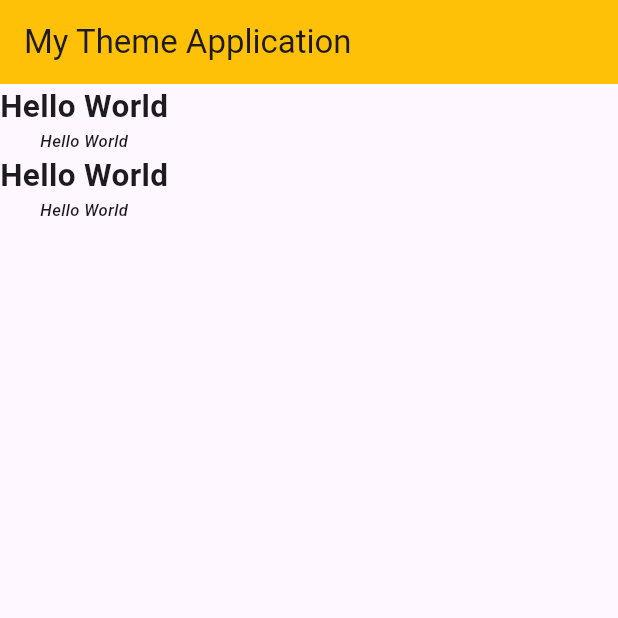
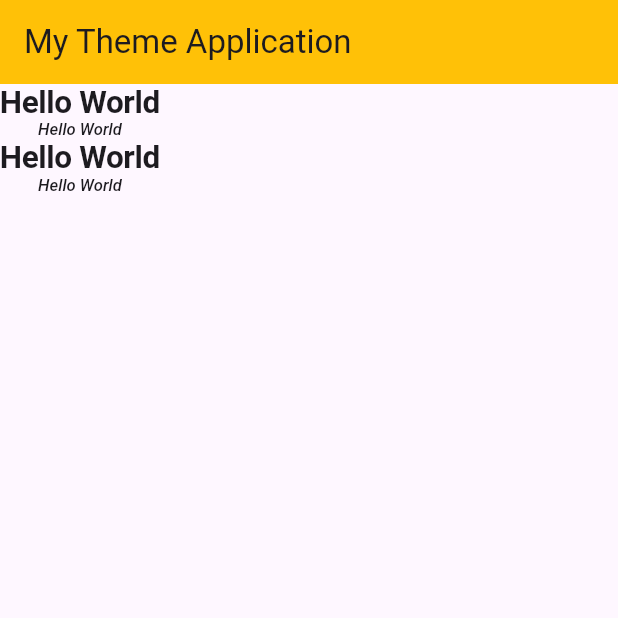
Before and after one commit to meetshaheer/Flutter-Modern-E-commerce-UI, a Flutter app: the screen it shows after launch, on a phone screen of 412 x 824 dp, the top half of it. Run offline on Flutter 3.47's test engine with Material 3 defaults, Android fonts, the phone set to English and light mode, and no system bars.

Commit message:
apply text styling using texttheme under themedata

```diff
--- a/cartzy/lib/main.dart
+++ b/cartzy/lib/main.dart
@@ -10,10 +10,21 @@
   @override
   Widget build(BuildContext context) {
     return MaterialApp(
+      home: myapp(),
       themeMode: ThemeMode.system,
-      theme: ThemeData(),
-      darkTheme: ThemeData(),
-      home: myapp(),
+      theme: ThemeData(
+        textTheme: const TextTheme(
+          displayLarge: TextStyle(
+            fontSize: 21,
+            fontWeight: FontWeight.bold,
+          ),
+          displayMedium: TextStyle(
+            fontSize: 11,
+            fontWeight: FontWeight.w500,
+            fontStyle: FontStyle.italic,
+          ),
+        ),
+      ),
     );
   }
 }
@@ -28,29 +39,23 @@
         backgroundColor: Colors.amber,
         title: Text("My Theme Application"),
       ),
-      body: const Column(
+      body: Column(
         children: [
           Text(
             "Hello World",
-            style: TextStyle(fontSize: 21, fontWeight: FontWeight.bold),
+            style: Theme.of(context).textTheme.displayLarge,
           ),
           Text(
             "Hello World",
-            style: TextStyle(
-                fontSize: 11,
-                fontWeight: FontWeight.w500,
-                fontStyle: FontStyle.italic),
+            style: Theme.of(context).textTheme.displayMedium,
           ),
           Text(
             "Hello World",
-            style: TextStyle(fontSize: 21, fontWeight: FontWeight.bold),
+            style: Theme.of(context).textTheme.displayLarge,
           ),
           Text(
             "Hello World",
-            style: TextStyle(
-                fontSize: 11,
-                fontWeight: FontWeight.w500,
-                fontStyle: FontStyle.italic),
+            style: Theme.of(context).textTheme.displayMedium,
           ),
         ],
       ),
```
